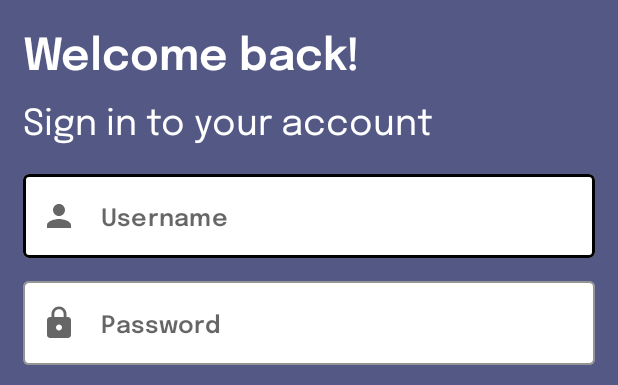
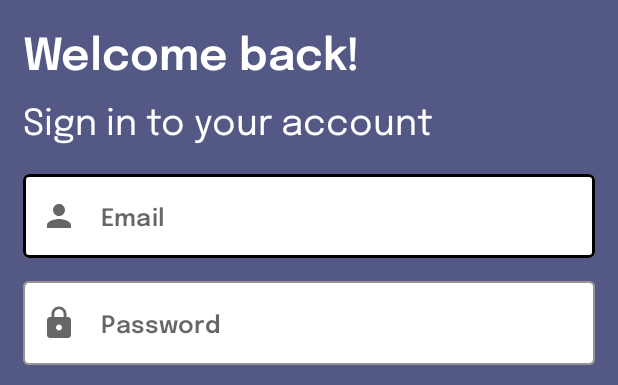
Before and after one commit to StanceFreak/BookApp, an Android app: the layout activity_sign_in.xml on its own in the app's theme, with its tools: preview values and no code run, on a phone screen of 412 x 824 dp. Shown: the top 385 px of the screen. Run offline under Robolectric (Android 15) with nearby library versions, the phone set to English and light mode, and no system bars.

Commit message:
Minor adjustments

```diff
--- a/app/src/main/java/com/example/f/Model/ItemAll.kt
+++ b/app/src/main/java/com/example/f/Model/ItemAll.kt
@@ -1,7 +1,7 @@
 package com.example.f.Model
 
 import android.os.Parcelable
-import com.example.f.Model.Model.Item
+import com.example.f.Model.BookModel.Item
 import com.google.gson.annotations.SerializedName
 import kotlinx.parcelize.Parcelize
 
--- a/app/src/main/res/layout/activity_sign_in.xml
+++ b/app/src/main/res/layout/activity_sign_in.xml
@@ -32,31 +32,35 @@
             android:textColor="@color/white"/>
 
         <com.google.android.material.textfield.TextInputLayout
+            android:id="@+id/text_layout_email"
             android:layout_width="match_parent"
             android:layout_height="wrap_content"
             android:layout_marginTop="20dp"
             style="@style/Widget.MaterialComponents.TextInputLayout.OutlinedBox"
+            app:helperTextTextColor="@color/white_2"
             app:boxBackgroundColor="@color/white"
             app:boxStrokeColor="@color/black"
             app:hintEnabled="false"
             app:startIconDrawable="@drawable/ic_avatar">
 
             <com.google.android.material.textfield.TextInputEditText
-                android:id="@+id/sign_in_username"
+                android:id="@+id/sign_in_email"
                 android:layout_width="match_parent"
                 android:layout_height="wrap_content"
-                android:hint="Username"
-                android:inputType="text"
+                android:hint="Email"
+                android:inputType="textEmailAddress"
                 android:imeOptions="actionNext"
                 android:fontFamily="@font/epilogue_semibold_600" />
 
         </com.google.android.material.textfield.TextInputLayout>
 
         <com.google.android.material.textfield.TextInputLayout
+            android:id="@+id/text_layout_password"
             android:layout_width="match_parent"
             android:layout_height="wrap_content"
             android:layout_marginTop="15dp"
             style="@style/Widget.MaterialComponents.TextInputLayout.OutlinedBox"
+            app:helperTextTextColor="@color/white_2"
             app:boxBackgroundColor="@color/white"
             app:boxStrokeColor="@color/black"
             app:hintEnabled="false"
@@ -71,8 +75,7 @@
                 android:hint="Password"
                 android:inputType="textPassword"
                 android:imeOptions="actionDone"
-                android:fontFamily="@font/epilogue_semibold_600"
-                android:maxLength="8"/>
+                android:fontFamily="@font/epilogue_semibold_600"/>
 
         </com.google.android.material.textfield.TextInputLayout>
 
--- a/app/src/main/res/values/styles.xml
+++ b/app/src/main/res/values/styles.xml
@@ -15,7 +15,7 @@
     </style>
 
     <style name="ProgressBarWhite">
-        <item name="colorAccent">@color/white</item>
+        <item name="colorAccent">@color/white_2</item>
     </style>
 
 </resources>
```
